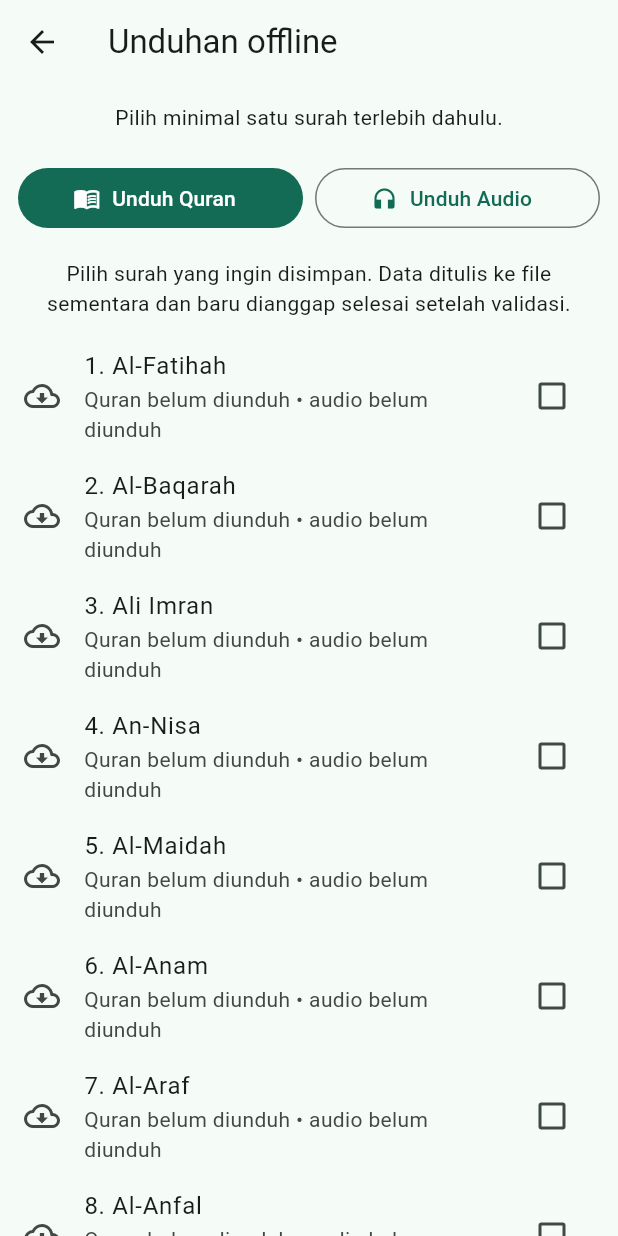
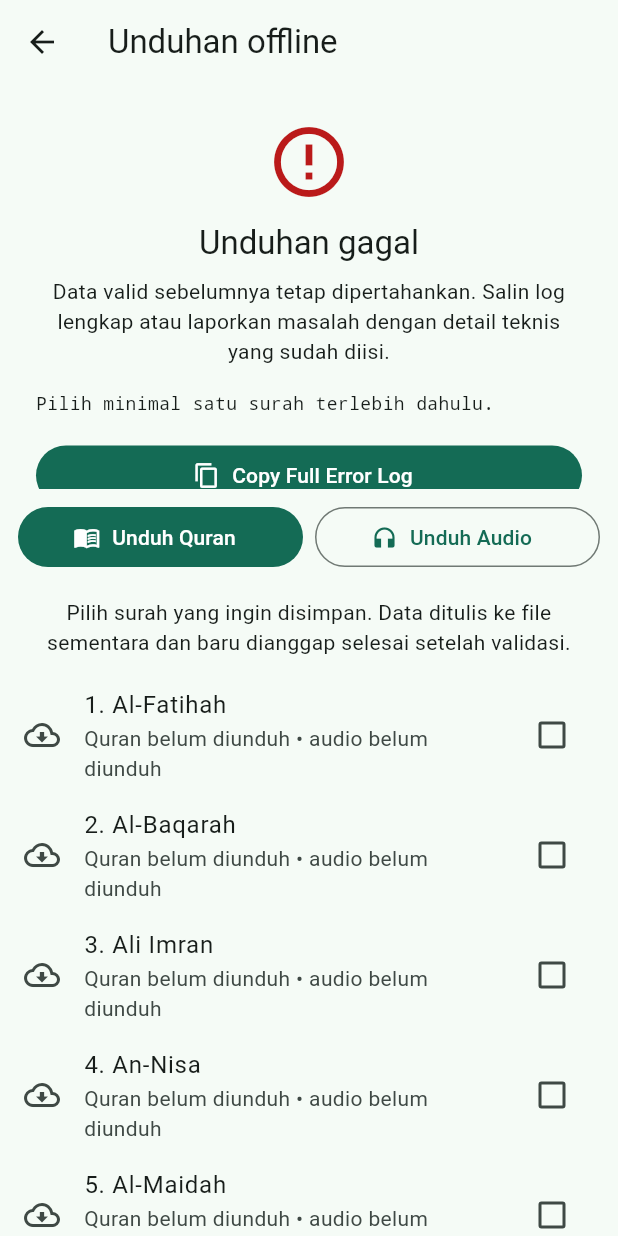
Before and after one commit to XbibzOfficial777/Bibz-Islamic-App, a Flutter app: the DownloadsScreen screen opened directly with empty values, after a tap on "Unduh Quran", on a phone screen of 412 x 824 dp. Run offline on Flutter 3.47's test engine with Material 3 defaults, Android fonts, the phone set to English and light mode, and no system bars; our stand-ins replace connectivity_plus, just_audio, shared_preferences; accounts and stored records are empty.

Commit message:
fix: add copyable error logs and GitHub issue reports

````diff
--- a/lib/main.dart
+++ b/lib/main.dart
@@ -10,6 +10,7 @@ import 'package:flutter/services.dart';
 import 'package:http/http.dart' as http;
 import 'package:path_provider/path_provider.dart';
 import 'package:shared_preferences/shared_preferences.dart';
+import 'package:url_launcher/url_launcher.dart';
 
 part 'production_features.dart';
 
--- a/lib/production_features.dart
+++ b/lib/production_features.dart
@@ -181,6 +181,7 @@ class AudioController extends ChangeNotifier {
 
   final AudioPlayer _player = AudioPlayer();
   bool _playing = false;
+  bool _loading = false;
   ProcessingState _processingState = ProcessingState.idle;
   String? currentSource;
   String? lastError;
@@ -193,15 +194,20 @@ class AudioController extends ChangeNotifier {
     if (uri == null || uri.scheme != 'https') {
       throw const FormatException('Sumber audio tidak aman atau tidak valid');
     }
+    if (_loading) return;
+    _loading = true;
     try {
       lastError = null;
       currentSource = url;
+      await _player.stop();
       await _player.setUrl(url);
       await _player.play();
-    } catch (error, stack) {
-      lastError = DiagnosticLog.record(error, stack, context: 'audio.playUrl');
+    } catch (error) {
+      lastError = error.toString();
       notifyListeners();
       rethrow;
+    } finally {
+      _loading = false;
     }
   }
 
@@ -209,15 +215,20 @@ class AudioController extends ChangeNotifier {
     if (!await file.exists()) {
       throw const FileSystemException('File audio offline tidak ditemukan');
     }
+    if (_loading) return;
+    _loading = true;
     try {
       lastError = null;
       currentSource = file.path;
+      await _player.stop();
       await _player.setFilePath(file.path);
       await _player.play();
-    } catch (error, stack) {
-      lastError = DiagnosticLog.record(error, stack, context: 'audio.playFile');
+    } catch (error) {
+      lastError = error.toString();
       notifyListeners();
       rethrow;
+    } finally {
+      _loading = false;
     }
   }
 
@@ -434,6 +445,38 @@ class ErrorDetailsView extends StatelessWidget {
   final String detail;
   final VoidCallback? onRetry;
 
+  String _issueBody() {
+    const maxReportLength = 7000;
+    if (detail.length <= maxReportLength) return detail;
+    return '${detail.substring(0, maxReportLength)}\n\n[Log dipotong pada 7000 karakter. Gunakan Copy Full Error Log untuk log lengkap.]';
+  }
+
+  Future<void> _reportIssue(BuildContext context) async {
+    final issueUrl = Uri.https(
+      'github.com',
+      '/XbibzOfficial777/Bibz-Islamic-App/issues/new',
+      <String, String>{
+        'title': '[QuranX] ${title.replaceAll(RegExp(r'\s+'), ' ').trim()}',
+        'body':
+            '## QuranX error report\n\nGenerated from the in-app Report Issue action.\n\n```text\n${_issueBody()}\n```',
+        'labels': 'bug',
+      },
+    );
+    final launched = await launchUrl(
+      issueUrl,
+      mode: LaunchMode.externalApplication,
+    );
+    if (!launched && context.mounted) {
+      ScaffoldMessenger.of(context).showSnackBar(
+        const SnackBar(
+          content: Text(
+            'GitHub tidak dapat dibuka. Salin log lalu buat issue secara manual.',
+          ),
+        ),
+      );
+    }
+  }
+
   @override
   Widget build(BuildContext context) => ListView(
     padding: const EdgeInsets.all(24),
@@ -451,7 +494,7 @@ class ErrorDetailsView extends StatelessWidget {
       ),
       const SizedBox(height: 8),
       const Text(
-        'Data valid sebelumnya tetap dipertahankan. Anda dapat mencoba lagi atau menyalin detail teknis.',
+        'Data valid sebelumnya tetap dipertahankan. Salin log lengkap atau laporkan masalah dengan detail teknis yang sudah diisi.',
         textAlign: TextAlign.center,
       ),
       const SizedBox(height: 16),
@@ -465,12 +508,18 @@ class ErrorDetailsView extends StatelessWidget {
           await Clipboard.setData(ClipboardData(text: detail));
           if (context.mounted) {
             ScaffoldMessenger.of(context).showSnackBar(
-              const SnackBar(content: Text('Detail error disalin.')),
+              const SnackBar(content: Text('Full error log disalin.')),
             );
           }
         },
         icon: const Icon(Icons.copy),
-        label: const Text('Salin full error'),
+        label: const Text('Copy Full Error Log'),
+      ),
+      const SizedBox(height: 8),
+      OutlinedButton.icon(
+        onPressed: () => _reportIssue(context),
+        icon: const Icon(Icons.bug_report_outlined),
+        label: const Text('Report Issue'),
       ),
       if (onRetry != null) ...[
         const SizedBox(height: 8),
@@ -706,9 +755,13 @@ class _DownloadsScreenState extends State<DownloadsScreen> {
     body: Column(
       children: [
         if (message != null)
-          Padding(
-            padding: const EdgeInsets.all(12),
-            child: Text(message!, maxLines: 4, overflow: TextOverflow.ellipsis),
+          SizedBox(
+            height: 270,
+            child: ErrorDetailsView(
+              title: 'Unduhan gagal',
+              detail: message!,
+              onRetry: () => setState(() => message = null),
+            ),
           ),
         Padding(
           padding: const EdgeInsets.fromLTRB(12, 8, 12, 4),
--- a/pubspec.yaml
+++ b/pubspec.yaml
@@ -18,6 +18,7 @@ dependencies:
   connectivity_plus: ^7.3.1
   device_info_plus: ^13.2.0
   crypto: ^3.0.7
+  url_launcher: ^6.3.2
 
 dev_dependencies:
   flutter_test:
````
Also changed, not shown: pubspec.lock, 2 other files.
